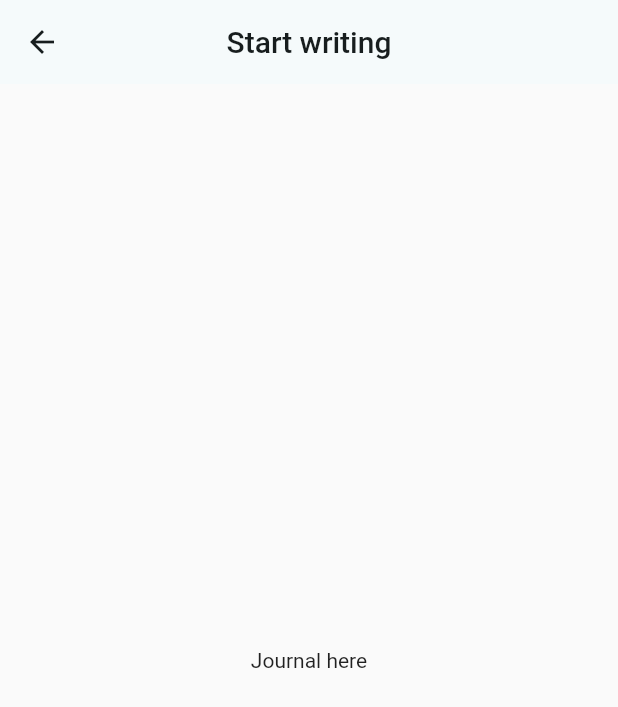
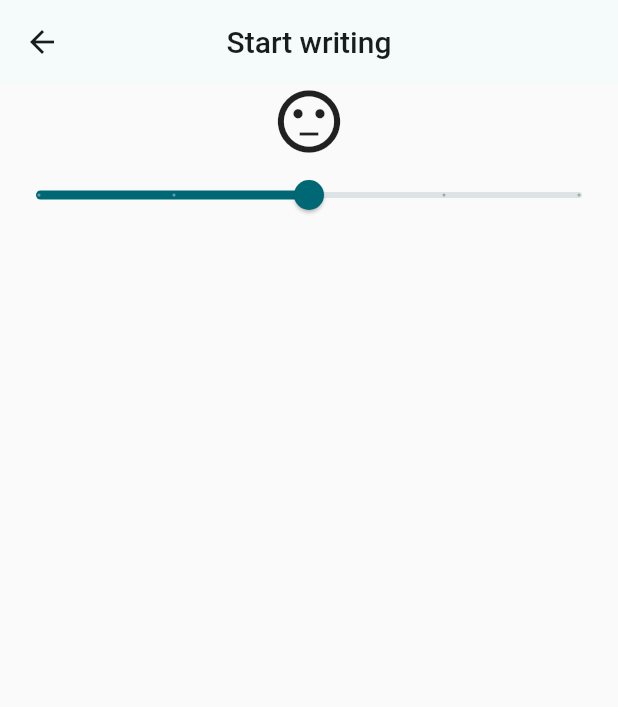
Before and after one commit to Bantjes06/FlutterHealthJournalApp, a Flutter app: the JournalScreen screen opened directly, on a phone screen of 412 x 824 dp. Shown: the top 707 px of the screen. Run offline on Flutter 3.47's test engine with Material 2 defaults, Android fonts, the phone set to English and light mode, and no system bars; our stand-ins replace firebase_auth, firebase_core; accounts and stored records are empty.

Commit message:
Emoticon slider added, UI and functionality to be done

```diff
--- a/lib/screens/journal_screen.dart
+++ b/lib/screens/journal_screen.dart
@@ -1,4 +1,5 @@
 import 'package:flutter/material.dart';
+import 'package:mental_health/widgets/emoticon_slider.dart';
 
 class JournalScreen extends StatefulWidget {
   const JournalScreen({super.key});
@@ -16,7 +17,7 @@ class _JournalScreenState extends State<JournalScreen> {
         centerTitle: true,
       ),
       body: const Center(
-        child: Text('Journal here'),
+        child: EmoticonSlider(),
       ),
     );
   }
--- /dev/null
+++ b/lib/widgets/emoticon_slider.dart
@@ -0,0 +1,43 @@
+import 'package:flutter/material.dart';
+
+class EmoticonSlider extends StatefulWidget {
+  const EmoticonSlider({super.key});
+
+  @override
+  State<EmoticonSlider> createState() => _EmoticonSliderState();
+}
+
+class _EmoticonSliderState extends State<EmoticonSlider> {
+  int _sliderValue = 2;  // Default value
+
+  final List<IconData> emoticons = [
+    Icons.sentiment_very_dissatisfied,
+    Icons.sentiment_dissatisfied,
+    Icons.sentiment_neutral,
+    Icons.sentiment_satisfied,
+    Icons.sentiment_very_satisfied,
+  ];
+
+  @override
+  Widget build(BuildContext context) {
+    return Column(
+      children: [
+        Icon(
+          emoticons[_sliderValue],
+          size: 50,
+        ),
+        Slider(
+          value: _sliderValue.toDouble(),
+          min: 0,
+          max: (emoticons.length - 1).toDouble(),
+          divisions: emoticons.length - 1,
+          onChanged: (value) {
+            setState(() {
+              _sliderValue = value.round();
+            });
+          },
+        ),
+      ],
+    );
+  }
+}
```
